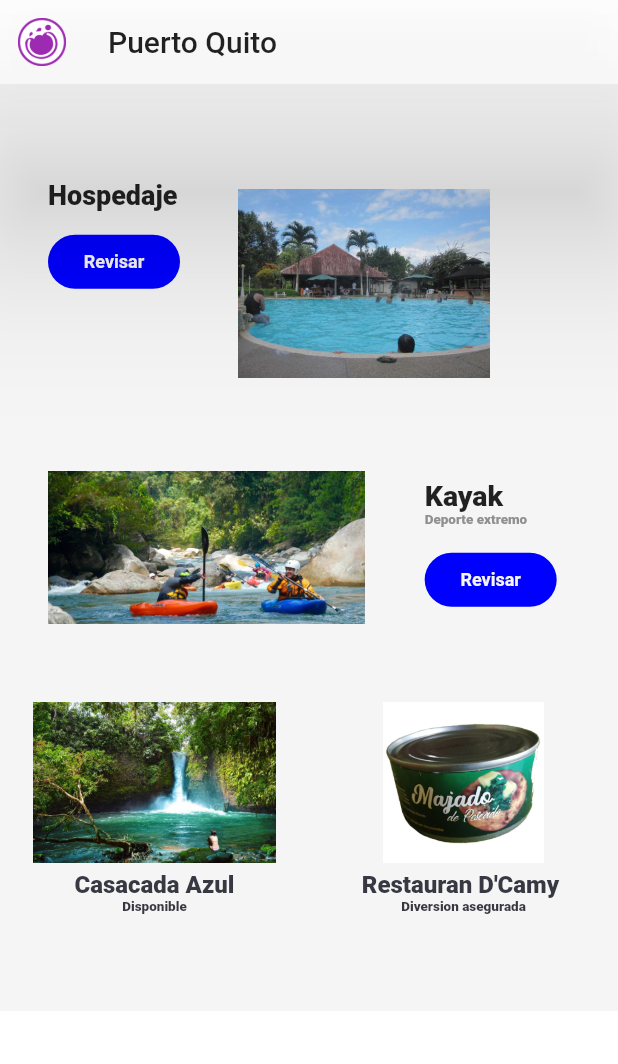
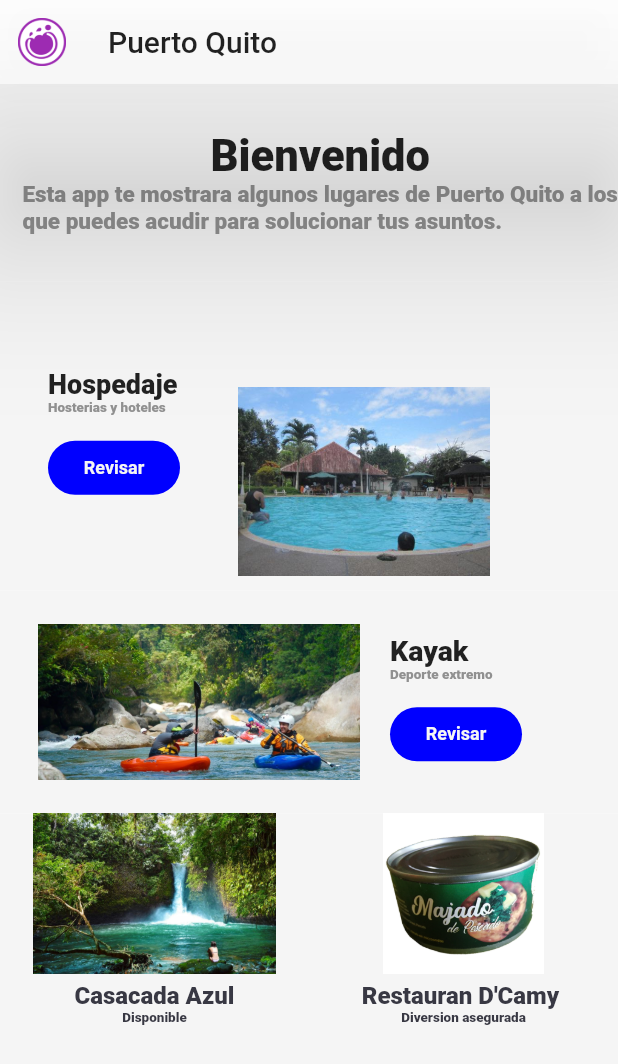
Before and after one commit to AllMigth/first_f_a, a Flutter app: the screen it shows after launch, on a phone screen of 412 x 824 dp. Shown: the top 1064 px of the screen. Run offline on Flutter 3.47's test engine with Material 2 defaults, Android fonts, the phone set to English and light mode, and no system bars; our stand-ins replace google_fonts.

Commit message:
bluebutton works, intro product ok

```diff
--- a/lib/models/product.dart
+++ b/lib/models/product.dart
@@ -93,3 +93,11 @@ final Product malacatos = Product(
     productInfo: "Hosteria \n"
         "Areas verdes, hospedaje, piscina. \n"
         "Ubicado en la via al Achiote");
+
+final Product presentationProduct = Product(
+    imagePath: "assets/images/malacatos.jpg",
+    name: 'Bienvenido',
+    description:
+        'Esta app te mostrara algunos lugares de Puerto Quito a los que puedes acudir para solucionar tus asuntos.',
+    buttonText: 'Desliza hacia abajo para descubrir',
+    backgroundColor: Color(0xFFF5F5F5));
--- a/lib/ui/products_detail_page/product_content_widget.dart
+++ b/lib/ui/products_detail_page/product_content_widget.dart
@@ -1,8 +1,6 @@
 import 'package:flutter/material.dart';
 import 'package:puertoquito/models/product.dart';
 import 'package:puertoquito/widgets/red_button.dart';
-import 'icon_title_widget.dart';
-import 'product_detail_top_bar.dart';
 
 class ProductContentWidget extends StatelessWidget {
   final Product product;
--- a/lib/ui/products_listing_page/blue_button.dart
+++ b/lib/ui/products_listing_page/blue_button.dart
@@ -1,4 +1,6 @@
 import 'package:flutter/material.dart';
+import 'package:puertoquito/ui/products_detail_page/product_detail_page.dart';
+import 'package:puertoquito/widgets/fade_page_route.dart';
 import '../../models/product.dart';
 
 class BlueButton extends StatelessWidget {
@@ -9,7 +11,12 @@ class BlueButton extends StatelessWidget {
   @override
   Widget build(BuildContext context) {
     return FlatButton(
-      onPressed: () {},
+      onPressed: () {
+        Navigator.push(
+          context,
+          FadePageRoute(widget: ProductDetailPage(product: product)),
+        );
+      },
       child: Text(
         product.buttonText,
         style: TextStyle(
--- /dev/null
+++ b/lib/ui/products_listing_page/intro.dart
@@ -0,0 +1,70 @@
+import 'package:flutter/material.dart';
+import 'package:google_fonts/google_fonts.dart';
+import 'package:puertoquito/ui/products_detail_page/product_content_widget.dart';
+import 'package:puertoquito/ui/products_detail_page/product_detail_page.dart';
+import 'package:puertoquito/ui/products_listing_page/blue_button.dart';
+import 'package:puertoquito/widgets/fade_page_route.dart';
+import '../../models/product.dart';
+/*
+* THIS CLASS IS FOR THE FIRST PRODUCT
+* HERE WE DECLARE IN THE CONTAINER EVERYTHING THAT WE NEED*/
+
+class IntroWidget extends StatelessWidget {
+  final screenHeight;
+  final Product product;
+
+  const IntroWidget({Key key, this.screenHeight, this.product})
+      : super(key: key);
+
+  @override
+  Widget build(BuildContext context) {
+    return GestureDetector(
+      //ADD GESTURE DETECTOR FOR NAVIGATE, SIMPLE
+      // onTap: () {
+      //   Navigator.push(
+      //     context,
+      //     FadePageRoute(widget: ProductDetailPage(product: product)),
+      //   );
+      // },
+      child: Container(
+        padding: const EdgeInsets.only(left: 5), //Text aligment here
+        height: screenHeight * 0.16,
+        color: product.backgroundColor,
+        child: Center(
+          child: Expanded(
+            flex: 2,
+            child: Padding(
+              padding: const EdgeInsets.only(left: 10.0),
+              child: Column(
+                mainAxisAlignment: MainAxisAlignment.center,
+                crossAxisAlignment: CrossAxisAlignment.start,
+                children: <Widget>[
+                  Center(
+                    child: (Text(
+                      product.name,
+                      style: TextStyle(
+                        fontSize: 29,
+                        fontWeight: FontWeight.w800,
+                      ),
+                    )),
+                  ),
+                  Center(
+                    child: Text(
+                      product.description,
+                      style: TextStyle(
+                          fontSize: 15,
+                          fontWeight: FontWeight.w900,
+                          color: Color(0xFF909090)),
+                    ),
+                  )
+
+                  //Button called here
+                ],
+              ),
+            ),
+          ),
+        ),
+      ),
+    );
+  }
+}
--- a/lib/ui/products_listing_page/left_image_product_item_widget.dart
+++ b/lib/ui/products_listing_page/left_image_product_item_widget.dart
@@ -27,8 +27,8 @@ class LeftImageProductItemWidget extends StatelessWidget {
         );
       },
       child: Container(
-        padding: const EdgeInsets.only(left: 32), //Text aligment here
-        height: screenHeight * 0.25,
+        padding: const EdgeInsets.only(left: 25), //Text aligment here
+        height: screenHeight * 0.18,
         color: product.backgroundColor,
         child: Row(
           children: <Widget>[
@@ -42,7 +42,7 @@ class LeftImageProductItemWidget extends StatelessWidget {
             Expanded(
               flex: 4,
               child: Padding(
-                padding: const EdgeInsets.only(left: 40.0),
+                padding: const EdgeInsets.only(left: 20.0),
                 child: Column(
                   mainAxisAlignment: MainAxisAlignment.center,
                   crossAxisAlignment: CrossAxisAlignment.start,
--- a/lib/ui/products_listing_page/products_listing_page.dart
+++ b/lib/ui/products_listing_page/products_listing_page.dart
@@ -1,6 +1,7 @@
 import 'package:flutter/material.dart';
 import 'package:puertoquito/models/product.dart';
 import 'package:google_fonts/google_fonts.dart';
+import 'package:puertoquito/ui/products_listing_page/intro.dart';
 import 'left_image_product_item_widget.dart';
 import 'right_image_product_item_widget.dart';
 import 'two_products_item_widget.dart';
@@ -33,6 +34,10 @@ class ProductsListingPage extends StatelessWidget {
           child: Column(
             children: <Widget>[
               //TopBar(), //HERE WE CALL THE CLASS, put the widgets like this. THAT'S AWESOME,
+              IntroWidget(
+                screenHeight: screenHeight,
+                product: presentationProduct,
+              ),
               RightImageProductItemWidget(
                 screenHeight: screenHeight,
                 product: malacatos,
--- a/lib/ui/products_listing_page/right_image_product_item_widget.dart
+++ b/lib/ui/products_listing_page/right_image_product_item_widget.dart
@@ -16,14 +16,7 @@ class RightImageProductItemWidget extends StatelessWidget {
 
   @override
   Widget build(BuildContext context) {
-    return GestureDetector(
-      onTap: () {
-        Navigator.push(
-          context,
-          FadePageRoute(widget: ProductDetailPage(product: product)),
-        );
-      },
-      child: Container(
+    return Container(
       padding: const EdgeInsets.only(left: 32), //Text aligment here
       height: screenHeight * 0.25,
       color: product.backgroundColor,
@@ -42,12 +35,20 @@ class RightImageProductItemWidget extends StatelessWidget {
                     fontWeight: FontWeight.w800,
                   ),
                 ),
+                Text(
+                  product.description,
+                  style: TextStyle(
+                      fontSize: 9,
+                      fontWeight: FontWeight.w900,
+                      color: Color(0xFF909090)),
+                ),
                 SizedBox(
                   height: 10,
                 ),
                 BlueButton(
                   product: product,
-                  ) //Button called here
+                ),
+                //Button called here
               ],
             ),
           ),
@@ -66,7 +67,6 @@ class RightImageProductItemWidget extends StatelessWidget {
           ),
         ],
       ),
-      ),
     );
   }
 }
```
Lines whose indentation alone changed are shown as unchanged.
